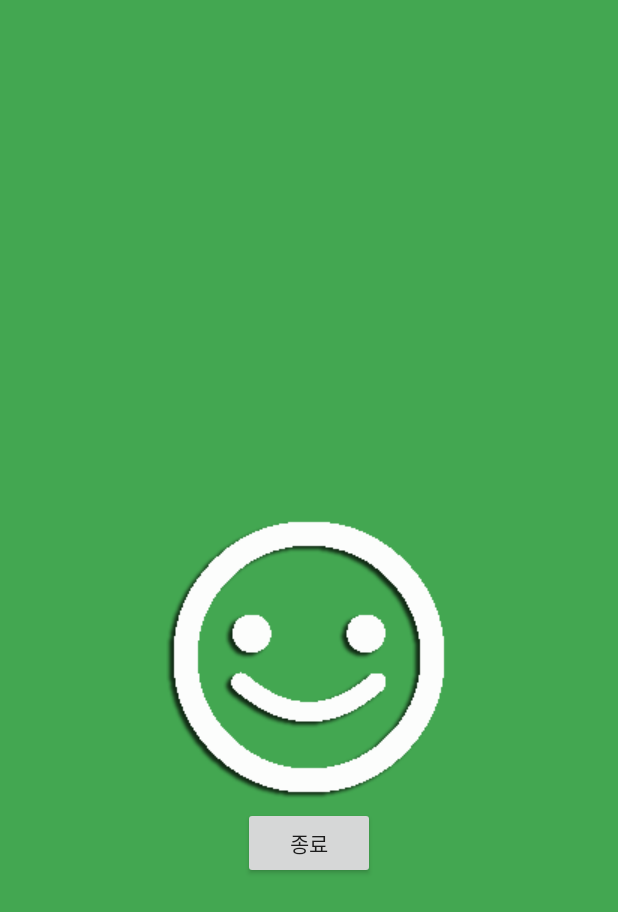
After one commit to Jobless-King/VoiceAlarm, an Android app: the layout activity_clear_alarm.xml on its own in the app's theme, with its tools: preview values and no code run, on a phone screen of 412 x 824 dp. The commit adds this screen. Shown: the top 912 px of the screen. Run offline under Robolectric (Android 15) with nearby library versions, the phone set to English and light mode, and no system bars.

Commit message:
Run Alarm arrangement and add Alarm clear
Run Alarm arrangement and add Alarm clear

```diff
--- a/app/src/main/AndroidManifest.xml
+++ b/app/src/main/AndroidManifest.xml
@@ -28,7 +28,7 @@
         <activity android:name=".AddAlarm" />
         <activity android:name=".AlarmList" />
         <activity android:name=".ChangeAlarm" />
-        <activity android:name=".SelectedAudioActivity"></activity>
+        <activity android:name=".SelectedAudioActivity" />
     </application>
 
 </manifest>
--- /dev/null
+++ b/app/src/main/res/layout/activity_clear_alarm.xml
@@ -0,0 +1,29 @@
+<?xml version="1.0" encoding="utf-8"?>
+<LinearLayout xmlns:android="http://schemas.android.com/apk/res/android"
+    xmlns:tools="http://schemas.android.com/tools"
+    android:layout_width="match_parent"
+    android:layout_height="match_parent"
+    android:paddingBottom="@dimen/activity_vertical_margin"
+    android:paddingLeft="@dimen/activity_horizontal_margin"
+    android:paddingRight="@dimen/activity_horizontal_margin"
+    android:paddingTop="@dimen/activity_vertical_margin"
+    tools:context="com.galaxy.voicealarm.ClearAlarm"
+    android:orientation="vertical"
+    android:gravity="center"
+    android:background="#43A751"
+    android:layout_gravity="center">
+
+    <ImageView
+        android:id="@+id/Clear"
+        android:layout_width="200dp"
+        android:layout_height="200dp"
+        android:layout_marginTop="100dp"
+        android:src="@drawable/clear"/>
+
+    <Button
+        android:id="@+id/kill"
+        android:layout_width="wrap_content"
+        android:layout_height="wrap_content"
+        android:text="종료"
+        android:onClick="Kill"/>
+</LinearLayout>
```
Also changed, not shown: app/src/main/java/com/galaxy/voicealarm/ClearAlarm.java (added, +28 -0 lines), app/src/main/java/com/galaxy/voicealarm/RunAlarm.java (+10 -31 lines), app/src/main/res/anim/diagonal.xml (added, +10 -0 lines), app/src/main/res/anim/scale.xml (deleted, +0 -11 lines), app/src/main/res/layout/activity_run_alarm.xml (+10 -15 lines), app/src/main/res/drawable/click.png.
